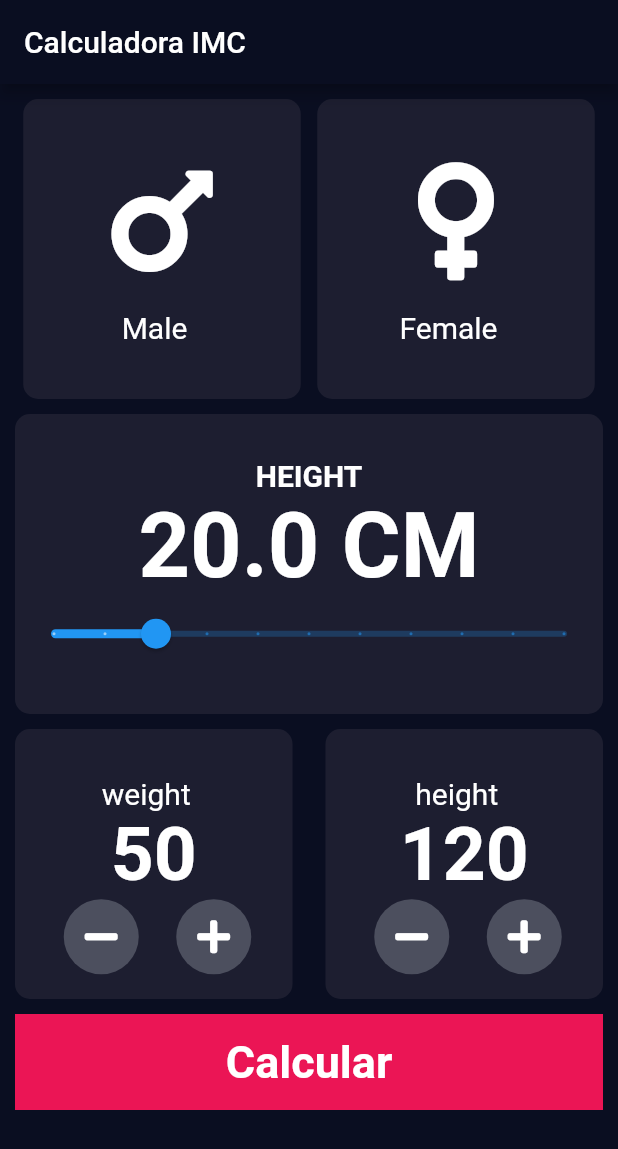
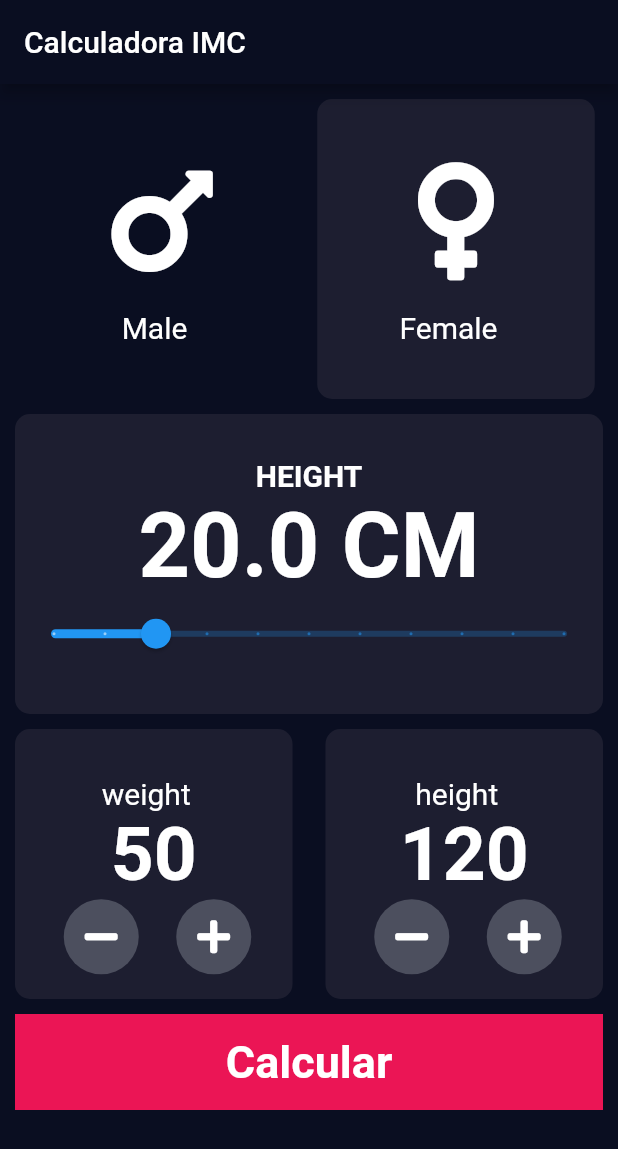
Before and after one commit to Diogoloiola/app-imc, a Flutter app: the screen it shows after launch, after a tap on "Male", on a phone screen of 412 x 824 dp. Shown: the top 1149 px of the screen. Run offline on Flutter 3.47's test engine with Material 2 defaults, Android fonts, the phone set to English and light mode, and no system bars; our stand-ins replace font_awesome_flutter.

```diff
--- a/lib/components/home_page.dart
+++ b/lib/components/home_page.dart
@@ -1,4 +1,5 @@
 import 'package:flutter/material.dart';
+import 'package:imc/utils/chose_color.dart';
 import 'package:imc/utils/my_colors.dart';
 import 'package:font_awesome_flutter/font_awesome_flutter.dart';
 
@@ -14,6 +15,7 @@ class _HomePageState extends State<HomePage> {
   double _currentSliderValue = 20;
   int _weight = 50;
   int _height = 120;
+  bool currentSex = false;
 
   @override
   Widget build(BuildContext context) {
@@ -34,13 +36,19 @@ class _HomePageState extends State<HomePage> {
               mainAxisAlignment: MainAxisAlignment.spaceAround,
               children: [
                 GestureDetector(
-                    onTap: () {},
+                    onTap: () {
+                      setState(() {
+                        currentSex = false;
+                      });
+                    },
                     child: Container(
                       width: 185,
                       height: 200,
-                      decoration: const BoxDecoration(
-                          borderRadius: BorderRadius.all(Radius.circular(10)),
-                          color: MyColors.blueOne),
+                      decoration: BoxDecoration(
+                          borderRadius:
+                              const BorderRadius.all(Radius.circular(10)),
+                          color: chooseColor(
+                              !currentSex, [MyColors.dark, MyColors.blueOne])),
                       child: Column(
                         mainAxisAlignment: MainAxisAlignment.center,
                         children: [
@@ -60,13 +68,19 @@ class _HomePageState extends State<HomePage> {
                       ),
                     )),
                 GestureDetector(
-                    onTap: () {},
+                    onTap: () {
+                      setState(() {
+                        currentSex = true;
+                      });
+                    },
                     child: Container(
                       width: 185,
                       height: 200,
-                      decoration: const BoxDecoration(
-                          borderRadius: BorderRadius.all(Radius.circular(10)),
-                          color: MyColors.blueOne),
+                      decoration: BoxDecoration(
+                          borderRadius:
+                              const BorderRadius.all(Radius.circular(10)),
+                          color: chooseColor(
+                              currentSex, [MyColors.dark, MyColors.blueOne])),
                       child: Column(
                         mainAxisAlignment: MainAxisAlignment.center,
                         children: [
--- /dev/null
+++ b/lib/utils/chose_color.dart
@@ -0,0 +1,5 @@
+import 'package:flutter/material.dart';
+
+Color chooseColor(bool theme, List colors) {
+  return theme ? colors[0] : colors[1];
+}
```
